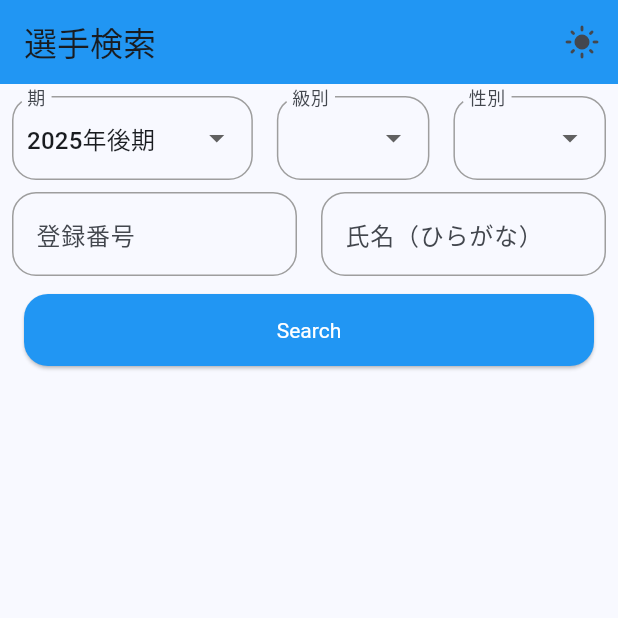
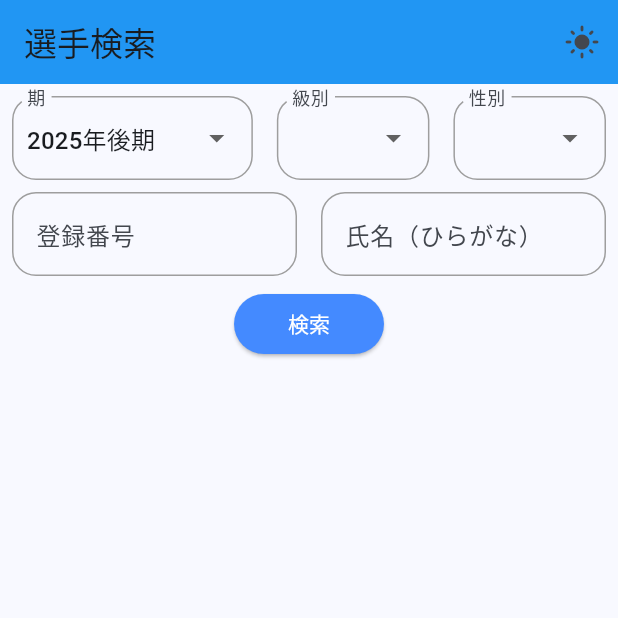
Before and after one commit to teru-kaji/wrmms, a Flutter app: the screen it shows after launch, on a phone screen of 412 x 824 dp, the top half of it. Run offline on Flutter 3.47's test engine with Material 3 defaults, Android fonts, the light colour scheme and no system bars; our stand-ins replace fl_chart.

```diff
--- a/lib/main.dart
+++ b/lib/main.dart
@@ -397,24 +397,20 @@ class _MemberSearchPageState extends State<MemberSearchPage> {
             ],
           ),
           Padding(
-            padding: const EdgeInsets.symmetric(
-              horizontal: 16.0,
-              vertical: 12.0,
-            ),
+            padding: const EdgeInsets.symmetric(vertical: 12),
             child: SizedBox(
-              width: double.infinity,
+              width: 100,
+              height: 40,
               child: ElevatedButton(
                 onPressed: _searchMembers,
                 style: ElevatedButton.styleFrom(
-                  minimumSize: Size(double.infinity, 48),
-                  shape: RoundedRectangleBorder(
-                    borderRadius: BorderRadius.circular(16),
-                  ),
-                  backgroundColor: Colors.blue,
+                  backgroundColor: Colors.blueAccent,
                   foregroundColor: Colors.white,
+                  minimumSize: Size(60, 32),
+                  padding: EdgeInsets.symmetric(horizontal: 8, vertical: 4),
                   textStyle: TextStyle(fontSize: 14),
                 ),
-                child: Text('Search'),
+                child: Text('検索'),
               ),
             ),
           ),
```
